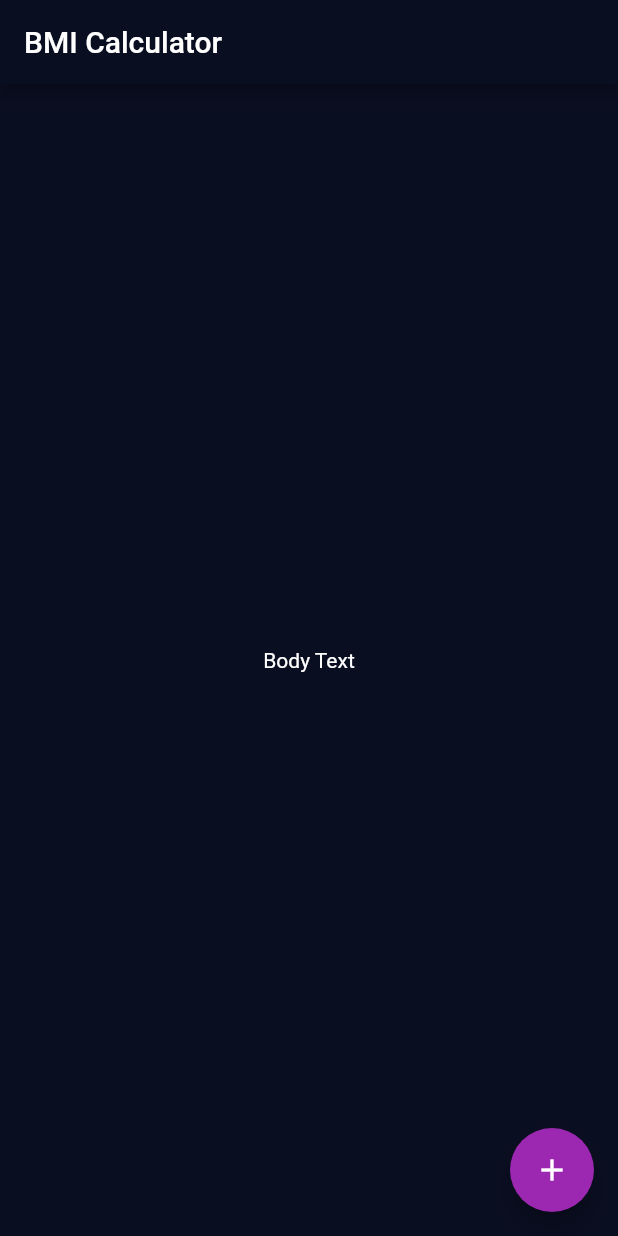
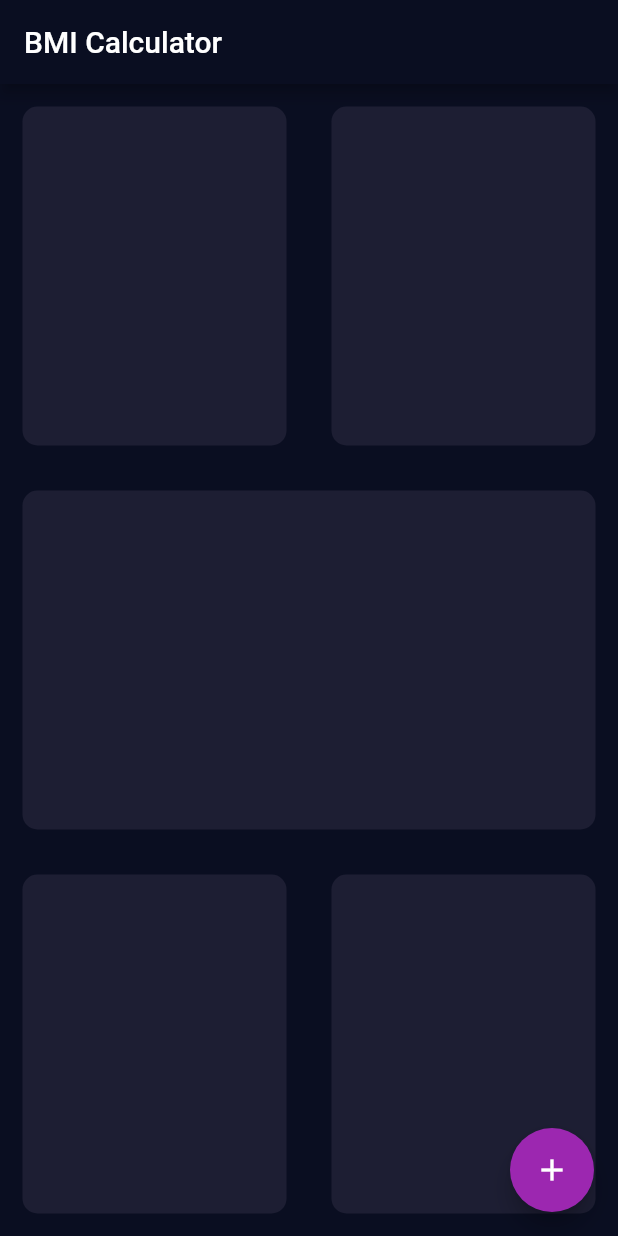
Before and after one commit to djeriko/bmiCalculator, a Flutter app: the screen it shows after launch, on a phone screen of 412 x 824 dp. Run offline on Flutter 3.47's test engine with Material 2 defaults, Android fonts, the phone set to English and light mode, and no system bars.

```diff
--- a/lib/screens/input_page.dart
+++ b/lib/screens/input_page.dart
@@ -12,8 +12,36 @@ class _InputPageState extends State<InputPage> {
       appBar: AppBar(
         title: Text('BMI Calculator'),
       ),
-      body: Center(
-        child: Text('Body Text'),
+      body: Column(
+        children: <Widget>[
+          Expanded(
+            child: Row(
+              children: <Widget>[
+                Expanded(
+                  child: ReusableCard(),
+                ),
+                Expanded(
+                  child: ReusableCard()
+                ),
+              ],
+            ),
+          ),
+          Expanded(
+            child: ReusableCard()
+          ),
+          Expanded(
+            child: Row(
+              children: <Widget>[
+                Expanded(
+                  child: ReusableCard()
+                ),
+                Expanded(
+                  child: ReusableCard()
+                ),
+              ],
+            ),
+          ),
+        ],
       ),
       floatingActionButton: Theme(
         data: ThemeData(accentColor: Colors.purple),
@@ -25,3 +53,20 @@ class _InputPageState extends State<InputPage> {
     );
   }
 }
+
+class ReusableCard extends StatelessWidget {
+  const ReusableCard({
+    Key key,
+  }) : super(key: key);
+
+  @override
+  Widget build(BuildContext context) {
+    return Container(
+      margin: EdgeInsets.all(15.0),
+      decoration: BoxDecoration(
+        borderRadius: BorderRadius.circular(10.0),
+        color: Color(0xFF1D1E33),
+      ),
+    );
+  }
+}
```
